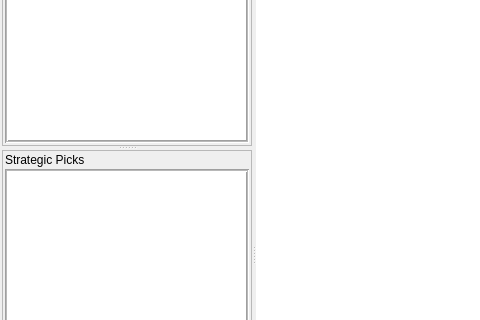
Before: the Qt Designer form wordlesmash/ui/WordLeSmash.ui in moltencrux/wordlesmash, drawn with Qt 5; both pictures show x 0 to 480 and y 117 to 437 of the 660 by 880 pixel window.
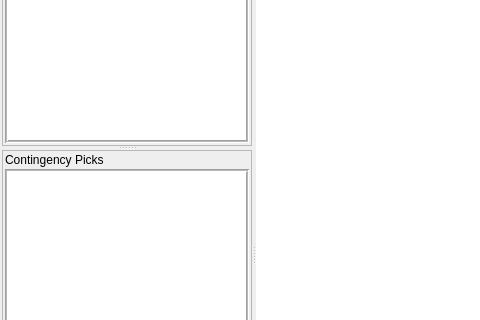
After: the same form once the commit is applied. Icons and pictures are not drawn. Custom widgets are drawn as their Qt base class.

Patch:
```diff
--- a/wordlesmash/ui/WordLeSmash.ui
+++ b/wordlesmash/ui/WordLeSmash.ui
@@ -418,7 +418,7 @@
             <enum>Qt::LayoutDirection::LeftToRight</enum>
            </property>
            <property name="text">
-            <string>Strategic Picks</string>
+            <string>Contingency Picks</string>
            </property>
            <property name="scaledContents">
             <bool>false</bool>
```
Left out of the diff: 26 changed lines with no effect on the pictures.
